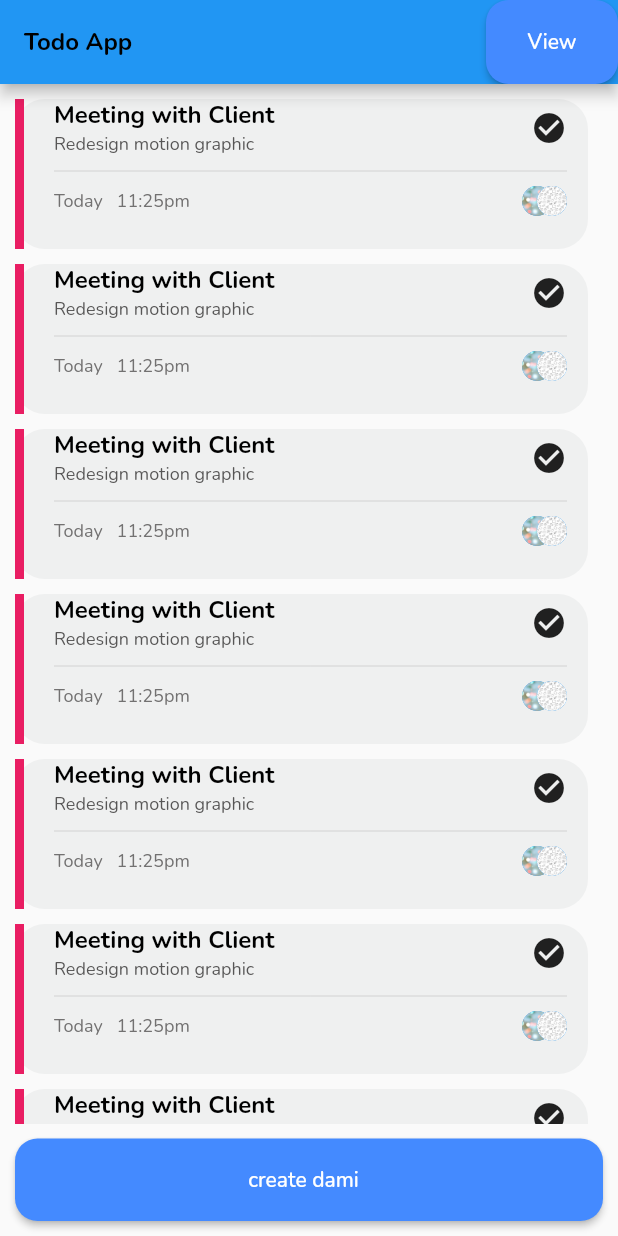
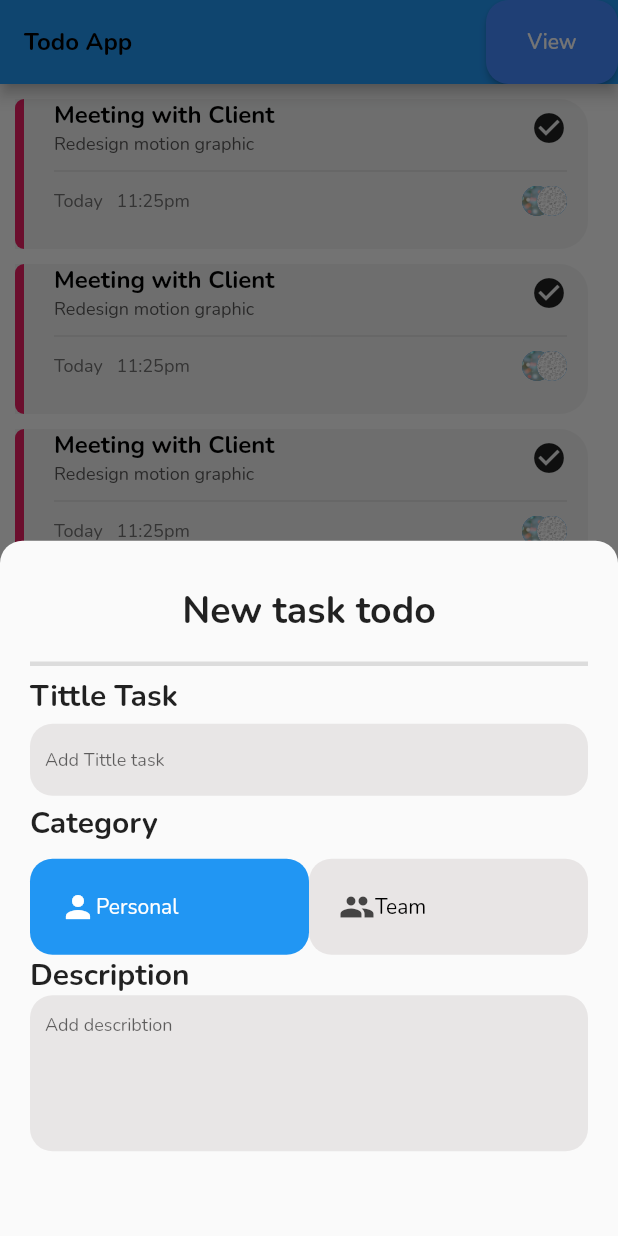
Before and after one commit to Manikgrg/todo, a Flutter app: the screen it shows after launch, after a tap on "View", on a phone screen of 412 x 824 dp. Run offline on Flutter 3.47's test engine with Material 2 defaults, Android fonts, the phone set to English and light mode, and no system bars; our stand-ins replace google_fonts.

Commit message:
button function

```diff
--- /dev/null
+++ b/lib/widget/Selector.dart
@@ -0,0 +1,79 @@
+import 'package:flutter/material.dart';
+
+class Selector extends StatefulWidget {
+  const Selector({super.key});
+
+  @override
+  State<Selector> createState() => _SelectorState();
+}
+
+class _SelectorState extends State<Selector> {
+  String activecategory = 'personal';
+
+  @override
+  Widget build(BuildContext context) {
+    return Container(
+      child: Row(
+        mainAxisAlignment: MainAxisAlignment.spaceBetween,
+        children: [
+          Expanded(
+              child: itemselector(
+                  value: 'Personal',
+                  icon: Icon(
+                    Icons.person,
+                    color: activecategory == "personal"
+                        ? Colors.white
+                        : Color.fromARGB(255, 80, 79, 79),
+                  ),
+                  onPressed: () {
+                    setState(() {
+                      activecategory = 'personal';
+                    });
+                  },
+                  ispersonalstatus: activecategory == 'personal')),
+          Expanded(
+              child: itemselector(
+                  value: 'Team',
+                  icon: Icon(
+                    Icons.people,
+                    color: activecategory == 'team'
+                        ? Colors.white
+                        : Color.fromARGB(255, 69, 68, 68),
+                  ),
+                  onPressed: () {
+                    setState(() {
+                      activecategory = 'team';
+                    });
+                  },
+                  ispersonalstatus: activecategory == 'team')),
+        ],
+      ),
+    );
+  }
+}
+
+Widget itemselector(
+    {required final String value,
+    required final Icon icon,
+    required final Function() onPressed,
+    required final bool ispersonalstatus}) {
+  return GestureDetector(
+    onTap: onPressed,
+    child: Container(
+      padding: const EdgeInsets.symmetric(horizontal: 20.0, vertical: 20.0),
+      decoration: BoxDecoration(
+          color: ispersonalstatus
+              ? Colors.blue
+              : Color.fromARGB(255, 232, 229, 229),
+          borderRadius: BorderRadius.circular(15)),
+      child: Row(
+        children: [
+          icon,
+          Text(value,
+              style: TextStyle(
+                  color: ispersonalstatus ? Colors.white : Colors.black)),
+        ],
+      ),
+    ),
+  );
+}
--- a/lib/widget/Todo_list_item.dart
+++ b/lib/widget/Todo_list_item.dart
@@ -14,14 +14,16 @@ class TodoListItem extends StatelessWidget{
 
     margin: const EdgeInsets.only(top: 10,left: 10,right: 20),
     decoration: BoxDecoration(
-      borderRadius: BorderRadius.circular(20.0),
+      borderRadius: BorderRadius.only(topRight: Radius.circular(19.0),bottomRight: Radius.circular(19.0)),
       color: Color.fromARGB(255, 239, 240, 240),
     ),
 child: Row(
   crossAxisAlignment: CrossAxisAlignment.start,
-  children: [Container(width: 6,color: Colors.pink,
+  children: [ Container(width: 6,
+
+  decoration: const BoxDecoration(
+    color: Colors.pink,borderRadius: BorderRadius.only(topLeft: Radius.circular(10),bottomLeft: Radius.circular(10)))
   ),
-  //decoration: const BoxDecoration(borderRadius: BorderRadius.only(topLeft: Radius.circular(10),bottomLeft: Radius.circular(10)))
   Container(margin: const EdgeInsets.only(left:20),
     width:w-70 ,
 
--- /dev/null
+++ b/lib/widget/app_input.dart
@@ -0,0 +1,24 @@
+import 'package:flutter/material.dart';
+
+class AppInput extends StatelessWidget {
+  final String hinttext;
+  final bool ismultiline;
+  const AppInput(
+      {super.key, required this.hinttext, required this.ismultiline});
+
+  @override
+  Widget build(BuildContext context) {
+    return Container(
+      padding: const EdgeInsets.symmetric(horizontal: 10.0),
+      decoration: BoxDecoration(
+          color: Color.fromARGB(255, 232, 230, 230),
+          borderRadius: BorderRadius.circular(15.0)),
+      child: TextFormField(
+        maxLines: ismultiline ? 5 : null,
+        style: TextStyle(fontSize: 12.0, color: Colors.grey),
+        decoration:
+            InputDecoration(hintText: hinttext, border: InputBorder.none),
+      ),
+    );
+  }
+}
--- a/lib/widget/appbutton.dart
+++ b/lib/widget/appbutton.dart
@@ -1,4 +1,5 @@
 import 'package:flutter/material.dart';
+import 'package:todo/widget/create_buttomSheet.dart';
 
 class AppButton extends StatelessWidget{
  final String value1;
@@ -9,10 +10,19 @@ class AppButton extends StatelessWidget{
   @override
   Widget build(BuildContext context) {
 
-    return MaterialButton(onPressed: (){},color: Colors.blueAccent,shape: RoundedRectangleBorder(borderRadius: BorderRadius.circular(15.0)),
+    return MaterialButton(onPressed: (){
+      showModalBottomSheet(context: context,
+
+      shape: RoundedRectangleBorder(
+        borderRadius: BorderRadius.only(topRight: Radius.circular(15.0),topLeft: Radius.circular(15.0))
+      ),builder: (context){
+          return const CreateButtonsheet();
+      });
+    },color: Colors.blueAccent,shape: RoundedRectangleBorder(borderRadius: BorderRadius.circular(15.0)),
     padding: const EdgeInsets.all(18.0),
     child: Text(value1,style: const TextStyle(
       color: Colors.white
+
     ),),
     );
   }
--- /dev/null
+++ b/lib/widget/create_buttomSheet.dart
@@ -0,0 +1,80 @@
+import 'package:flutter/material.dart';
+import 'package:todo/widget/Selector.dart';
+import 'package:todo/widget/app_input.dart';
+
+class CreateButtonsheet extends StatelessWidget {
+  const CreateButtonsheet({super.key});
+
+  @override
+  Widget build(BuildContext context) {
+    return Container(
+      padding: const EdgeInsets.all(20.0),
+      child: Column(
+        children: [
+          Container(
+              padding: const EdgeInsets.all(10),
+              child: Text(
+                "New task todo",
+                style: TextStyle(fontWeight: FontWeight.bold, fontSize: 25.0),
+              )),
+          Divider(
+            thickness: 3.0,
+          ),
+          Container(
+            child: Column(
+              crossAxisAlignment: CrossAxisAlignment.start,
+              children: [
+                Text(
+                  'Tittle Task',
+                  style: TextStyle(fontWeight: FontWeight.bold, fontSize: 20.0),
+                ),
+                SizedBox(
+                  height: 5.0,
+                ),
+                AppInput(
+                  hinttext: "Add Tittle task",
+                  ismultiline: false,
+                )
+              ],
+            ),
+          ),
+          Container(
+            child: Column(
+              crossAxisAlignment: CrossAxisAlignment.start,
+              children: [
+                SizedBox(
+                  height: 5.0,
+                ),
+                Text("Category",
+                    style:
+                        TextStyle(fontWeight: FontWeight.bold, fontSize: 20.0)),
+                SizedBox(
+                  height: 5.0,
+                ),
+                SizedBox(
+                  height: 5.0,
+                ),
+                Selector()
+              ],
+            ),
+          ),
+          Container(
+            child: Column(
+              crossAxisAlignment: CrossAxisAlignment.start,
+              children: [
+                Text(
+                  "Description",
+                  style: TextStyle(fontWeight: FontWeight.bold, fontSize: 20.0),
+                ),
+                AppInput(
+                  hinttext: "Add describtion",
+                  ismultiline: true,
+                )
+              ],
+            ),
+          )
+        ],
+      ),
+    );
+  }
+}
```
